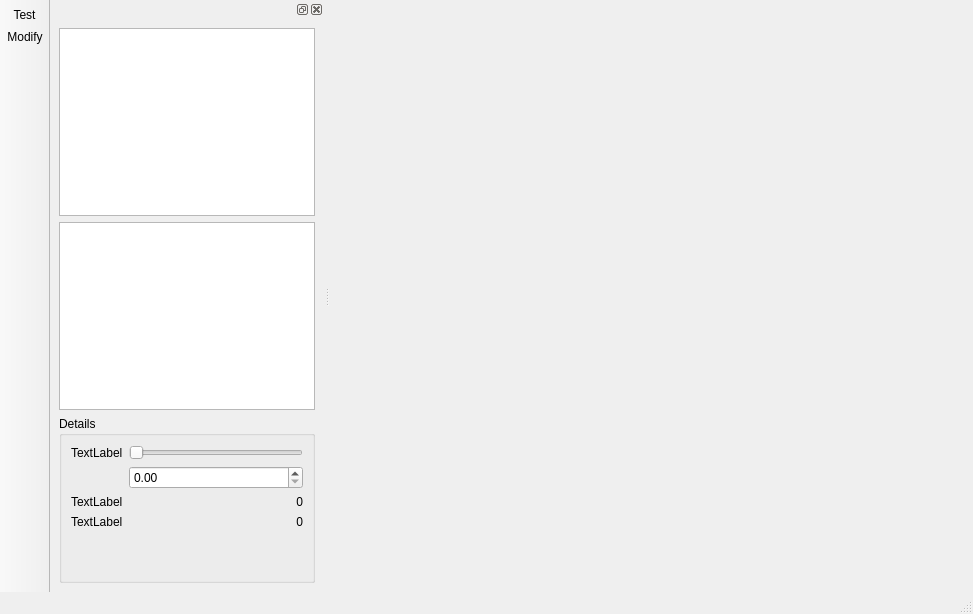
Above: mainwindow.ui from schwemmdx/QWave before the change. Below: the same form after it.
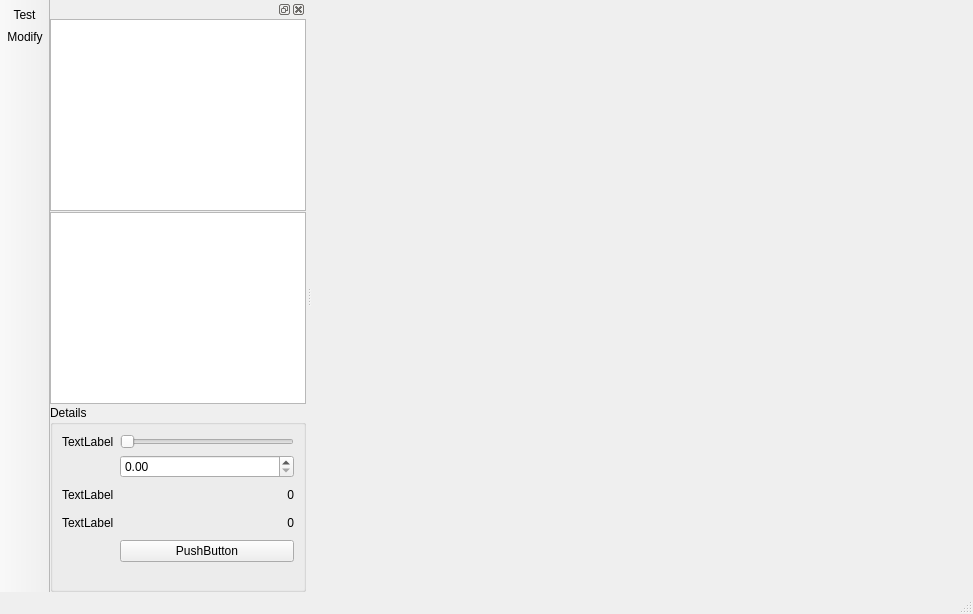
That is the form after the change. Icons and pictures are not drawn.

Patch:
```diff
--- a/mainwindow.ui
+++ b/mainwindow.ui
@@ -100,7 +100,31 @@
     <number>1</number>
    </attribute>
    <widget class="QWidget" name="dockWidgetContents_4">
+    <property name="maximumSize">
+     <size>
+      <width>16777215</width>
+      <height>800</height>
+     </size>
+    </property>
     <layout class="QVBoxLayout" name="verticalLayout">
+     <property name="spacing">
+      <number>1</number>
+     </property>
+     <property name="sizeConstraint">
+      <enum>QLayout::SetMaximumSize</enum>
+     </property>
+     <property name="leftMargin">
+      <number>0</number>
+     </property>
+     <property name="topMargin">
+      <number>0</number>
+     </property>
+     <property name="rightMargin">
+      <number>0</number>
+     </property>
+     <property name="bottomMargin">
+      <number>0</number>
+     </property>
      <item>
       <widget class="QColumnView" name="columnView_4">
        <property name="mouseTracking">
@@ -125,6 +149,11 @@
      </item>
      <item>
       <widget class="QTreeView" name="treeView">
+       <property name="font">
+        <font>
+         <kerning>false</kerning>
+        </font>
+       </property>
        <property name="mouseTracking">
         <bool>true</bool>
        </property>
@@ -138,6 +167,9 @@
        <property name="title">
         <string>Details</string>
        </property>
+       <property name="flat">
+        <bool>true</bool>
+       </property>
        <layout class="QFormLayout" name="formLayout">
         <item row="0" column="0">
          <widget class="QLabel" name="label">
@@ -203,6 +235,13 @@
           </property>
          </widget>
         </item>
+        <item row="5" column="1">
+         <widget class="QPushButton" name="pushButton">
+          <property name="text">
+           <string>PushButton</string>
+          </property>
+         </widget>
+        </item>
        </layout>
       </widget>
      </item>
```
Left out of the diff: 3 changed lines with no effect on the pictures.
